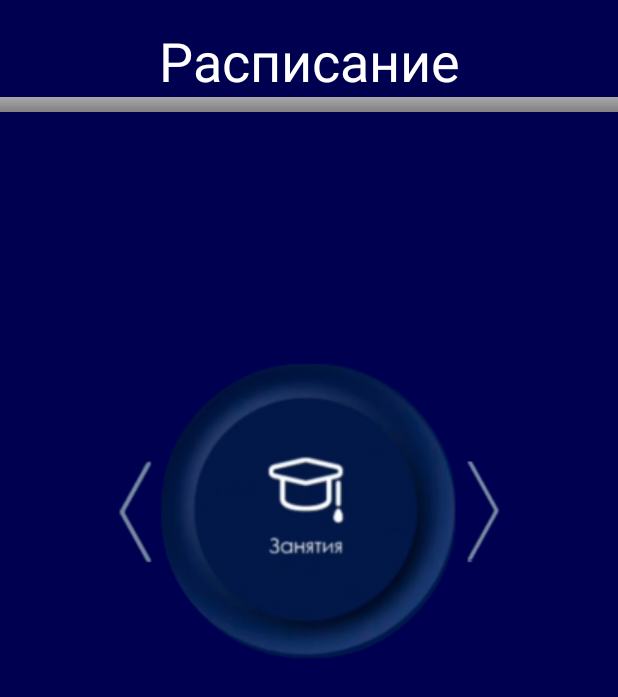
After one commit to bezchastnyi/KIP-Frontend, an Android app: the Schedule_swipe screen opened directly, with no data from a screen before it, on a phone screen of 412 x 824 dp. The commit adds this screen. Shown: the top 697 px of the screen. Run offline under Robolectric (Android 15) with nearby library versions, the phone set to English and light mode, and no system bars.

Commit message:
Created schedule/teacher swipe page

```diff
--- a/app/src/main/java/com/example/kip/Main_screen.kt
+++ b/app/src/main/java/com/example/kip/Main_screen.kt
@@ -20,6 +20,12 @@ class Main_screen : AppCompatActivity() {
             startActivity(intent)
         }
 
+        val button2 = findViewById<Button>(R.id.button_schedule)
+
+        button2.setOnClickListener {
+            val intent = Intent(this, Schedule_swipe::class.java)
+            startActivity(intent)
+        }
         //setSupportActionBar(findViewById(R.id.toolbar))
 
         //findViewById<FloatingActionButton>(R.id.fab).setOnClickListener { view ->
--- /dev/null
+++ b/app/src/main/java/com/example/kip/Schedule_swipe.kt
@@ -0,0 +1,27 @@
+package com.example.kip
+
+import android.content.Intent
+import android.os.Bundle
+import android.widget.LinearLayout
+import androidx.appcompat.app.AppCompatActivity
+
+class Schedule_swipe : AppCompatActivity() {
+        private lateinit var layout:LinearLayout
+        override fun onCreate(savedInstanceState: Bundle?) {
+            super.onCreate(savedInstanceState)
+            setContentView(R.layout.activity_schedule_swipe)
+            layout = findViewById(R.id.swipe_layout)
+            layout.setOnTouchListener(object : OnSwipeTouchListener(this@Schedule_swipe) {
+                override fun onSwipeLeft() {
+                    val intent = Intent(this@Schedule_swipe, Schedule_swipe_2::class.java)
+                    startActivity(intent)
+                }
+                override fun onSwipeRight() {
+                    val intent = Intent(this@Schedule_swipe, Schedule_swipe_2::class.java)
+                    startActivity(intent)
+                }
+
+            })
+        }
+
+}
--- a/app/src/main/res/layout/activity_main_screen.xml
+++ b/app/src/main/res/layout/activity_main_screen.xml
@@ -101,7 +101,7 @@
             app:layout_constraintTop_toTopOf="parent" />
 
         <Button
-            android:id="@+id/button"
+            android:id="@+id/button_schedule"
             android:layout_width="159dp"
             android:layout_height="57dp"
             android:layout_marginTop="8dp"
--- /dev/null
+++ b/app/src/main/res/layout/activity_schedule_swipe.xml
@@ -0,0 +1,50 @@
+<?xml version="1.0" encoding="utf-8"?>
+<androidx.constraintlayout.widget.ConstraintLayout xmlns:android="http://schemas.android.com/apk/res/android"
+    xmlns:app="http://schemas.android.com/apk/res-auto"
+    xmlns:tools="http://schemas.android.com/tools"
+    android:layout_width="match_parent"
+    android:layout_height="match_parent"
+    android:background="#000051"
+    tools:context=".Schedule_swipe">
+
+    <LinearLayout
+        android:id="@+id/swipe_layout"
+        android:layout_width="match_parent"
+        android:layout_height="match_parent"
+        android:orientation="vertical">
+
+        <TextView
+            android:id="@+id/textView8"
+            android:layout_width="match_parent"
+            android:layout_height="wrap_content"
+            android:layout_marginTop="16dp"
+            android:layout_marginEnd="0dp"
+            android:layout_marginRight="0dp"
+            android:gravity="center"
+            android:text="Расписание"
+            android:textColor="@color/white"
+            android:textSize="36sp" />
+
+        <View
+            android:id="@+id/divider2"
+            android:layout_width="match_parent"
+            android:layout_height="10dp"
+            android:background="?android:attr/listDivider"
+            android:foreground="@android:drawable/bottom_bar" />
+
+        <Space
+            android:layout_width="match_parent"
+            android:layout_height="160dp" />
+
+        <ImageButton
+            android:id="@+id/Swipe"
+            android:layout_width="wrap_content"
+            android:layout_height="wrap_content"
+            android:layout_gravity="center"
+            android:background="#000051"
+            android:foregroundGravity="center"
+            android:src="@drawable/swipebutton" />
+    </LinearLayout>
+
+
+</androidx.constraintlayout.widget.ConstraintLayout>
```
Also changed, not shown: app/src/main/AndroidManifest.xml (+14 -1 lines), app/src/main/java/com/example/kip/OnSwipeTouchListener.kt (added, +85 -0 lines), app/src/main/java/com/example/kip/Schedule_swipe_2.kt (added, +26 -0 lines), app/src/main/res/layout/activity_schedule_swipe_2.xml (added, +47 -0 lines), app/src/main/res/drawable/swipebutton.png (added), app/src/main/res/drawable/swipebutton2.png (added).
